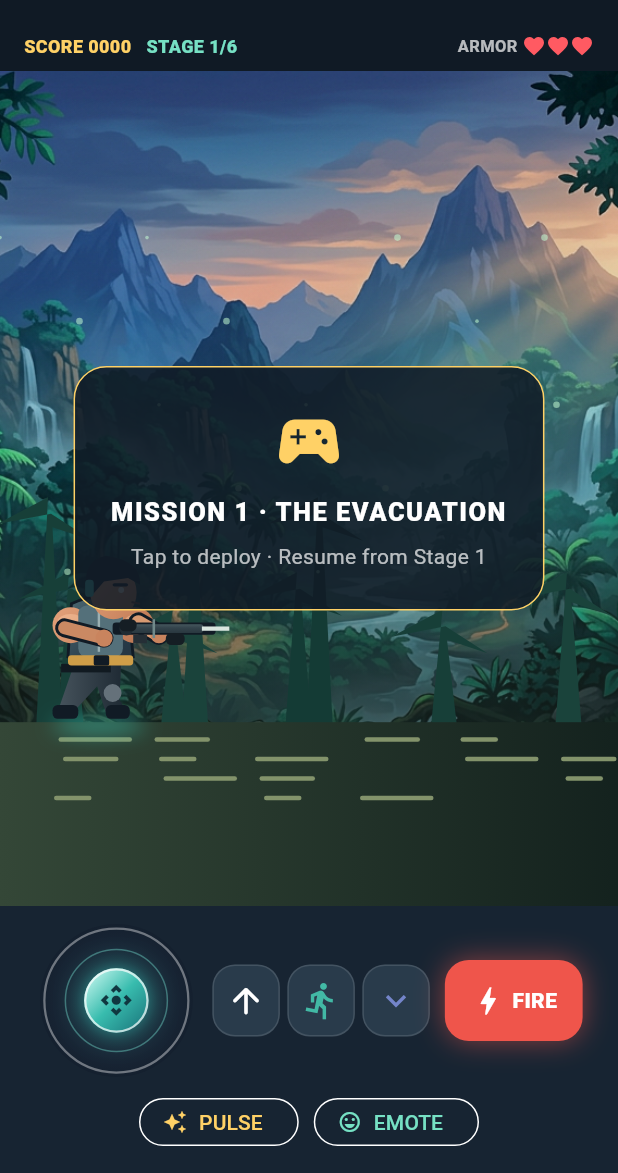
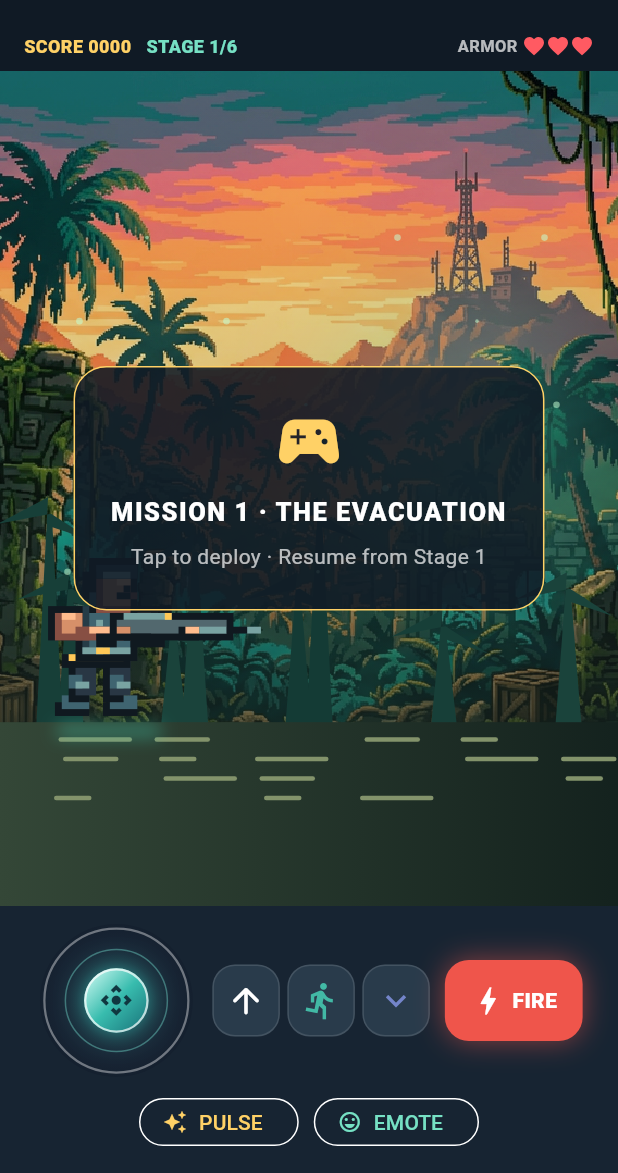
Before and after one commit to zxcty54/angel, a Flutter app: the screen it shows after launch, after a tap on "PLAY STORY CAMPAIGN", on a phone screen of 412 x 824 dp, the part 63-1236 px from its top. Run offline on Flutter 3.47's test engine with Material 3 defaults, Android fonts, the phone set to English and light mode, and no system bars; our stand-ins replace flutter_image_compress, flutter_map, image_picker, latlong2, shared_preferences, supabase_flutter; accounts and stored records are empty.

Commit message:
Restyle campaign as modern pixel-art run-and-gun
Co-authored-by: arena-agent <297053741+arena-agent@users.noreply.github.com>

```diff
--- a/jungle_strike/lib/fighter_painter.dart
+++ b/jungle_strike/lib/fighter_painter.dart
@@ -1,9 +1,7 @@
 import 'dart:math' as math;
-import 'dart:ui';
 import 'package:flutter/material.dart';
 
-/// Draws Asha as a grounded, muscular side-view fighter with a readable face,
-/// exposed arms and a weapon visibly held in both hands.
+/// Original, high-detail pixel-art side-view fighter sprite.
 void paintFighter(
   Canvas canvas, {
   required double x,
@@ -15,106 +13,81 @@ void paintFighter(
   required bool firing,
   required String weapon,
 }) {
-  final bob = math.sin(frame * .28) * (prone ? 0 : 1.4 * scale);
-  final fx = x;
-  final fy = footY + bob;
-  const outline = Color(0xff111b25);
-  const armor = Color(0xff263946);
-  const armorLight = Color(0xff54707a);
-  const skin = Color(0xffc9845e);
-  final edge = Paint()..color = outline;
-  final skinPaint = Paint()..shader = const LinearGradient(begin: Alignment.topLeft, end: Alignment.bottomRight, colors: [Color(0xfff0b18a), skin, Color(0xff8b513e)]).createShader(Rect.fromLTWH(fx-36*scale, fy-84*scale, 80*scale, 75*scale));
-  final armorPaint = Paint()..shader = const LinearGradient(begin: Alignment.topLeft, end: Alignment.bottomRight, colors: [Color(0xff55727b), armor, Color(0xff172832)]).createShader(Rect.fromLTWH(fx-32*scale, fy-75*scale, 68*scale, 80*scale));
-  final riflePaint = Paint()..shader = const LinearGradient(begin: Alignment.topCenter, end: Alignment.bottomCenter, colors: [Color(0xff8ca4a2), Color(0xff34444c), Color(0xff111b22)]).createShader(Rect.fromLTWH(fx, fy-65*scale, 76*scale, 20*scale));
+  const ink = Color(0xff101920);
+  const skin = Color(0xffd69069);
+  const skinLight = Color(0xffffbc8d);
+  const skinShade = Color(0xff874f43);
+  const armor = Color(0xff263c47);
+  const armorMid = Color(0xff3f6470);
+  const armorHi = Color(0xff79a3a2);
+  const pants = Color(0xff293744);
+  const gold = Color(0xffffc857);
+  const tile = 4.0;
+  final px = tile * scale;
+  final bob = prone ? 0.0 : math.sin(frame * .28) * 1.5 * scale;
+  final baseY = footY + bob;
+  final rifleColor = weapon == 'ROCKET' ? const Color(0xffba6844) : weapon == 'SPREAD' ? const Color(0xff538b9c) : const Color(0xff52686e);
 
-  canvas.save();
-  if (dodging) {
-    canvas.translate(fx, fy);
-    canvas.rotate(-.12);
-    canvas.translate(-fx, -fy);
+  void block(double left, double top, double width, double height, Color color) {
+    final l = ((x + left * scale) / px).roundToDouble() * px;
+    final t = ((baseY + top * scale) / px).roundToDouble() * px;
+    canvas.drawRect(Rect.fromLTWH(l, t, (width / tile).round() * px, (height / tile).round() * px), Paint()..color = color);
   }
-  canvas.drawOval(Rect.fromCenter(center: Offset(fx, fy+2*scale), width: 54*scale, height: 10*scale), Paint()..color = (dodging ? const Color(0x9972ffe3) : const Color(0x7738e0cb))..maskFilter = MaskFilter.blur(BlurStyle.normal, dodging ? 15*scale : 6*scale));
+
+  canvas.drawRect(Rect.fromLTWH(x - 24*scale, footY + 2*scale, 60*scale, 6*scale), Paint()..color = (dodging ? const Color(0xff50e4d1) : const Color(0x8843d0b2))..maskFilter = MaskFilter.blur(BlurStyle.normal, dodging ? 12*scale : 5*scale));
 
   if (prone) {
-    // Low crawl pose: face and both hands remain behind the raised rifle.
-    canvas.drawRRect(RRect.fromRectAndRadius(Rect.fromLTWH(fx-23*scale, fy-26*scale, 48*scale, 17*scale), Radius.circular(7*scale)), armorPaint);
-    canvas.drawRRect(RRect.fromRectAndRadius(Rect.fromLTWH(fx-23*scale, fy-26*scale, 48*scale, 17*scale), Radius.circular(7*scale)), Paint()..style=PaintingStyle.stroke..strokeWidth=1.6*scale..color=outline);
-    canvas.drawOval(Rect.fromLTWH(fx-15*scale, fy-12*scale, 20*scale, 8*scale), Paint()..color=const Color(0xff202d35));
-    canvas.drawCircle(Offset(fx+25*scale, fy-22*scale), 11*scale, skinPaint);
-    canvas.drawPath(Path()..moveTo(fx+16*scale,fy-29*scale)..quadraticBezierTo(fx+26*scale,fy-41*scale,fx+37*scale,fy-30*scale)..lineTo(fx+34*scale,fy-26*scale)..lineTo(fx+18*scale,fy-25*scale)..close(), edge);
-    canvas.drawCircle(Offset(fx+30*scale,fy-23*scale), 1.3*scale, edge);
-    _drawRifle(canvas, fx+10*scale, fy-37*scale, scale, weapon, riflePaint, outline);
-    canvas.restore();
+    // Low pixel crawl silhouette with face, exposed forearm and rifle still readable.
+    block(-24,-28,48,20,ink); block(-20,-28,40,16,armor); block(-16,-24,28,4,armorHi); block(-12,-20,20,4,armorMid);
+    block(20,-32,20,16,skinShade); block(20,-32,16,12,skin); block(28,-32,8,4,ink); block(32,-24,4,4,ink);
+    block(28,-40,48,8,ink); block(32,-36,44,4,rifleColor); block(52,-44,8,8,ink); block(60,-36,24,4,armorHi);
+    block(26,-36,12,8,skin); block(44,-32,12,8,skinLight); block(-20,-8,20,8,pants); block(-24,-4,16,4,ink);
+    if (firing) block(80,-40,12,8,gold);
     return;
   }
 
-  // Boots and articulated tactical trousers.
-  final legPaint = Paint()..shader = const LinearGradient(colors: [Color(0xff44515a), Color(0xff18232d)]).createShader(Rect.fromLTWH(fx-22*scale,fy-34*scale,42*scale,35*scale));
-  canvas.drawPath(Path()..moveTo(fx-14*scale,fy-35*scale)..lineTo(fx+13*scale,fy-35*scale)..lineTo(fx+12*scale,fy-13*scale)..lineTo(fx+17*scale,fy-5*scale)..lineTo(fx+5*scale,fy-3*scale)..lineTo(fx-1*scale,fy-21*scale)..lineTo(fx-12*scale,fy-9*scale)..lineTo(fx-17*scale,fy-5*scale)..lineTo(fx-23*scale,fy-9*scale)..close(), legPaint);
-  canvas.drawCircle(Offset(fx+8*scale,fy-17*scale),5.2*scale,Paint()..color=const Color(0xff65717a));
-  canvas.drawRRect(RRect.fromRectAndRadius(Rect.fromLTWH(fx+4*scale,fy-10*scale,14*scale,8*scale),Radius.circular(3*scale)),edge);
-  canvas.drawRRect(RRect.fromRectAndRadius(Rect.fromLTWH(fx-27*scale,fy-10*scale,15*scale,8*scale),Radius.circular(3*scale)),edge);
-  canvas.drawRect(Rect.fromLTWH(fx-22*scale,fy-34*scale,29*scale,5*scale),Paint()..color=const Color(0xff111a21));
+  // Boots, split tactical trousers, knee pads, belt and vest: all crisp pixel clusters.
+  block(-24,-12,20,8,ink); block(-20,-16,16,8,armorMid); block(4,-12,20,8,ink); block(8,-16,16,8,armorMid);
+  block(-16,-36,12,24,ink); block(-12,-36,12,20,pants); block(-16,-28,8,8,armorMid); block(-12,-24,8,4,armorHi);
+  block(4,-36,12,24,ink); block(8,-36,12,20,pants); block(8,-28,8,8,armorMid); block(12,-24,8,4,armorHi);
+  block(-20,-40,40,8,ink); block(-16,-40,32,4,gold); block(-12,-68,36,32,ink);
+  block(-8,-68,28,28,armor); block(-4,-64,24,20,armorMid); block(0,-60,4,20,armorHi);
+  block(-8,-44,28,4,armorHi); block(0,-44,8,4,gold); block(-4,-56,8,4,ink); block(8,-56,8,4,ink);
 
-  // Broad torso, tactical plate, shoulder pads and prominent bare biceps.
-  final torso = Path()..moveTo(fx-16*scale,fy-69*scale)..quadraticBezierTo(fx,fy-77*scale,fx+17*scale,fy-68*scale)..lineTo(fx+20*scale,fy-38*scale)..quadraticBezierTo(fx,fy-30*scale,fx-18*scale,fy-38*scale)..close();
-  canvas.drawPath(torso,armorPaint);
-  canvas.drawPath(torso,Paint()..style=PaintingStyle.stroke..strokeWidth=1.7*scale..color=outline);
-  canvas.drawOval(Rect.fromLTWH(fx-27*scale,fy-67*scale,21*scale,21*scale),skinPaint);
-  canvas.drawOval(Rect.fromLTWH(fx+10*scale,fy-67*scale,22*scale,21*scale),skinPaint);
-  canvas.drawOval(Rect.fromLTWH(fx-24*scale,fy-63*scale,15*scale,9*scale),Paint()..color=const Color(0x66ffd0aa));
-  canvas.drawOval(Rect.fromLTWH(fx+15*scale,fy-63*scale,15*scale,9*scale),Paint()..color=const Color(0x66ffd0aa));
-  canvas.drawRRect(RRect.fromRectAndRadius(Rect.fromLTWH(fx-12*scale,fy-68*scale,26*scale,30*scale),Radius.circular(5*scale)),Paint()..color=armorLight);
-  canvas.drawLine(Offset(fx,fy-65*scale),Offset(fx,fy-41*scale),Paint()..color=const Color(0xff9aafb2)..strokeWidth=1.4*scale);
-  canvas.drawRRect(RRect.fromRectAndRadius(Rect.fromLTWH(fx-18*scale,fy-39*scale,38*scale,6*scale),Radius.circular(2*scale)),Paint()..color=const Color(0xffcf9e48));
-  canvas.drawRRect(RRect.fromRectAndRadius(Rect.fromLTWH(fx-3*scale,fy-39*scale,9*scale,6*scale),Radius.circular(1*scale)),edge);
+  // Large exposed upper arms/biceps with highlight and shadow pixels.
+  block(-28,-68,20,20,ink); block(-24,-64,16,16,skinShade); block(-20,-64,12,12,skin);
+  block(-20,-64,8,4,skinLight); block(-12,-56,8,8,skinShade);
+  block(16,-68,20,20,ink); block(20,-64,16,16,skinShade); block(20,-64,12,12,skin);
+  block(24,-64,8,4,skinLight); block(20,-52,12,4,skinShade);
+  // Tactical gloves and forearms angle inward to grip the gun.
+  block(-8,-56,24,8,skinShade); block(-4,-56,20,4,skinLight); block(20,-56,16,8,skinShade); block(24,-56,12,4,skinLight);
+  block(0,-52,12,8,ink); block(28,-52,12,8,ink);
 
-  // Strong forearms angle forward to the trigger and front grip.
-  final armPaint = Paint()..color=skin;
-  canvas.drawLine(Offset(fx+23*scale,fy-58*scale),Offset(fx+35*scale,fy-51*scale),Paint()..color=outline..strokeWidth=12*scale..strokeCap=StrokeCap.round);
-  canvas.drawLine(Offset(fx+23*scale,fy-58*scale),Offset(fx+35*scale,fy-51*scale),Paint()..color=const Color(0xffd89a72)..strokeWidth=8.5*scale..strokeCap=StrokeCap.round);
-  canvas.drawLine(Offset(fx-20*scale,fy-55*scale),Offset(fx+3*scale,fy-49*scale),Paint()..color=outline..strokeWidth=11*scale..strokeCap=StrokeCap.round);
-  canvas.drawLine(Offset(fx-20*scale,fy-55*scale),Offset(fx+3*scale,fy-49*scale),Paint()..color=const Color(0xffca8963)..strokeWidth=7.5*scale..strokeCap=StrokeCap.round);
-  canvas.drawCircle(Offset(fx+35*scale,fy-51*scale),5*scale,armPaint);
-  canvas.drawCircle(Offset(fx+3*scale,fy-49*scale),5*scale,armPaint);
+  // Face, visible eye, brow, nose, hair and bandana.
+  block(-4,-92,28,28,ink); block(0,-88,20,24,skinShade); block(4,-88,16,20,skin); block(12,-84,8,4,skinLight);
+  block(16,-80,4,4,ink); block(20,-76,4,4,skinShade); block(12,-76,8,4,ink);
+  block(-4,-96,28,12,ink); block(0,-92,24,8,armor); block(4,-88,16,4,armorHi);
+  block(-8,-88,8,16,ink); block(-4,-76,4,8,armorMid);
 
-  // Expressive visible face, brow, eye, nose, hair and a modern headset.
-  canvas.drawOval(Rect.fromLTWH(fx-5*scale,fy-91*scale,27*scale,31*scale),skinPaint);
-  canvas.drawPath(Path()..moveTo(fx-7*scale,fy-77*scale)..quadraticBezierTo(fx-10*scale,fy-94*scale,fx+4*scale,fy-97*scale)..quadraticBezierTo(fx+25*scale,fy-94*scale,fx+24*scale,fy-80*scale)..lineTo(fx+17*scale,fy-84*scale)..lineTo(fx+3*scale,fy-82*scale)..lineTo(fx-4*scale,fy-74*scale)..close(),Paint()..color=const Color(0xff16232c));
-  canvas.drawRRect(RRect.fromRectAndRadius(Rect.fromLTWH(fx+8*scale,fy-81*scale,9*scale,2*scale),Radius.circular(scale)),Paint()..color=const Color(0xff171d24));
-  canvas.drawCircle(Offset(fx+13*scale,fy-77*scale),1.7*scale,Paint()..color=const Color(0xfff7eee0));
-  canvas.drawLine(Offset(fx+19*scale,fy-70*scale),Offset(fx+24*scale,fy-69*scale),Paint()..color=const Color(0xff704234)..strokeWidth=1.2*scale);
-  canvas.drawRRect(RRect.fromRectAndRadius(Rect.fromLTWH(fx-8*scale,fy-83*scale,5*scale,10*scale),Radius.circular(2*scale)),Paint()..color=const Color(0xff55d9ca));
-
-  _drawRifle(canvas, fx+8*scale, fy-58*scale, scale, weapon, riflePaint, outline);
+  // Modern rifle, visibly held by both hands, distinct silhouette per weapon.
+  final rifleY = -60.0;
+  block(8,rifleY-4,72,16,ink);
+  block(12,rifleY,64,8,rifleColor);
+  block(16,rifleY-4,28,4,armorHi); block(20,rifleY+8,12,8,ink);
+  block(60,rifleY+4,16,4,armorHi); block(76,rifleY+4,16,4,ink); block(88,rifleY+4,8,4,armorHi);
+  block(36,rifleY-8,8,4,ink); block(40,rifleY-4,4,4,gold);
+  block(8,rifleY+4,12,8,ink); block(12,rifleY+4,8,4,skin);
+  block(48,rifleY+4,12,8,ink); block(52,rifleY+4,8,4,skinLight);
+  if (weapon == 'ROCKET') { block(32,rifleY-8,32,4,gold); block(20,rifleY+12,12,4,ink); }
+  if (weapon == 'SPREAD') { block(80,rifleY,16,4,armorHi); }
   if (firing) {
-    final muzzle = Offset(fx+78*scale,fy-55*scale);
-    canvas.drawCircle(muzzle,weapon=='ROCKET'?12*scale:7*scale,Paint()..color=const Color(0xffffa44f)..maskFilter=MaskFilter.blur(BlurStyle.normal,8*scale));
-    final flare = Path();
-    final flareRadius = weapon == 'ROCKET' ? 15*scale : 9*scale;
-    for (var i = 0; i < 10; i++) {
-      final angle = -math.pi / 2 + i * math.pi / 5;
-      final radius = i.isEven ? flareRadius : flareRadius * .42;
-      final point = Offset(muzzle.dx + math.cos(angle) * radius, muzzle.dy + math.sin(angle) * radius);
-      if (i == 0) { flare.moveTo(point.dx, point.dy); } else { flare.lineTo(point.dx, point.dy); }
-    }
-    flare.close();
-    canvas.drawPath(flare, Paint()..color=const Color(0xfffff1b0));
+    final flash = Path()
+      ..moveTo((x+96*scale),baseY-58*scale)
+      ..lineTo((x+108*scale),baseY-66*scale)
+      ..lineTo((x+104*scale),baseY-58*scale)
+      ..lineTo((x+112*scale),baseY-54*scale)
+      ..lineTo((x+100*scale),baseY-52*scale)
+      ..close();
+    canvas.drawPath(flash,Paint()..color=gold);
   }
-  canvas.restore();
 }
-
-void _drawRifle(Canvas canvas, double x, double y, double s, String weapon, Paint body, Color outline) {
-  final height = weapon == 'ROCKET' ? 11*s : 7*s;
-  final total = weapon == 'ROCKET' ? 68*s : 60*s;
-  final box = Rect.fromLTWH(x,y,total,height);
-  canvas.drawRRect(RRect.fromRectAndRadius(box,Radius.circular(2*s)),Paint()..color=outline);
-  canvas.drawRRect(RRect.fromRectAndRadius(Rect.fromLTWH(x+5*s,y+1*s,total-12*s,height-2*s),Radius.circular(2*s)),body);
-  canvas.drawRect(Rect.fromLTWH(x+total-8*s,y+height*.32,weapon=='ROCKET'?21*s:16*s,2.5*s),Paint()..color=const Color(0xffd9e6df));
-  canvas.drawRect(Rect.fromLTWH(x+12*s,y+height,8*s,5*s),Paint()..color=const Color(0xff252f36));
-  canvas.drawLine(Offset(x+24*s,y-2*s),Offset(x+24*s,y+height+2*s),Paint()..color=const Color(0xff71898a)..strokeWidth=1.5*s);
-  canvas.drawCircle(Offset(x+8*s,y+height/2),4*s,Paint()..color=const Color(0xff202c34));
-  // Gloves sit over the receiver, making the two-handed grip unmistakable.
-  canvas.drawRRect(RRect.fromRectAndRadius(Rect.fromLTWH(x+4*s,y-2*s,10*s,7*s),Radius.circular(3*s)),Paint()..color=const Color(0xff151e24));
-  canvas.drawRRect(RRect.fromRectAndRadius(Rect.fromLTWH(x+31*s,y+height-1*s,11*s,7*s),Radius.circular(3*s)),Paint()..color=const Color(0xff151e24));
-}
--- a/jungle_strike/lib/main.dart
+++ b/jungle_strike/lib/main.dart
@@ -23,7 +23,7 @@ class GameMenu extends StatelessWidget {
   @override
   Widget build(BuildContext context) => Scaffold(
     body: Stack(fit: StackFit.expand, children: [
-      Image.asset('assets/jungle_frontier.png', fit: BoxFit.cover),
+      Image.asset('assets/jungle_frontier.png', fit: BoxFit.cover, filterQuality: FilterQuality.none),
       Container(color: const Color(0xaa07131b)),
       SafeArea(
         child: Center(
@@ -317,7 +317,7 @@ class _GameScreenState extends State<GameScreen> {
       Expanded(child: GestureDetector(
         onTap: running ? null : start,
         child: Stack(fit: StackFit.expand, children: [
-          Image.asset(missionBackground(level), fit: BoxFit.cover, errorBuilder: (c, e, s) => const DecoratedBox(decoration: BoxDecoration(gradient: LinearGradient(begin: Alignment.topCenter, end: Alignment.bottomCenter, colors: [Color(0xff14283a), Color(0xff385c55), Color(0xff182b30)])))),
+          Image.asset(missionBackground(level), fit: BoxFit.cover, filterQuality: FilterQuality.none, errorBuilder: (c, e, s) => const DecoratedBox(decoration: BoxDecoration(gradient: LinearGradient(begin: Alignment.topCenter, end: Alignment.bottomCenter, colors: [Color(0xff14283a), Color(0xff385c55), Color(0xff182b30)])))),
           CustomPaint(size: Size.infinite, painter: JunglePainter(x: x, jump: jump, scroll: scroll, shooting: firing, level: level, weapon: weapon, prone: prone, dodging: dodging, enemies: enemies, projectiles: projectiles, frame: frame)),
           if (emote.isNotEmpty && running) Positioned(left: MediaQuery.sizeOf(context).width * x, top: 30, child: Text(emote, style: const TextStyle(fontSize: 40))),
           if (!running) Center(child: Container(
```
Also changed, not shown: jungle_strike/assets/jungle_frontier.png, jungle_strike/assets/mission_bridge.png, 2 other files.
